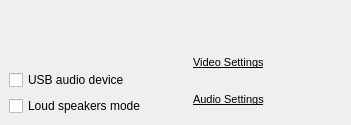
Qt form wengophone/src/presentation/qt/WengoPhoneWindowConfigPanel.ui (tkrotoff/WengoPhone) before a commit.
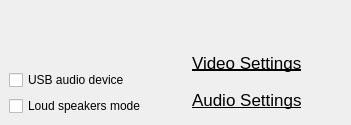
The same form after that commit. Icons and pictures are not drawn. Custom widgets are drawn as their Qt base class.

Commit message: some ui files fixed for MacOS X

Patch:
```diff
--- a/wengophone/src/presentation/qt/WengoPhoneWindowConfigPanel.ui
+++ b/wengophone/src/presentation/qt/WengoPhoneWindowConfigPanel.ui
@@ -159,15 +159,37 @@
      </property>
      <item row="1" column="0" colspan="2" >
       <widget class="QLabel" name="videoSettingsLabel" >
+       <property name="font" >
+        <font>
+         <family>Lucida Grande</family>
+         <pointsize>13</pointsize>
+         <weight>50</weight>
+         <italic>false</italic>
+         <bold>false</bold>
+         <underline>true</underline>
+         <strikeout>false</strikeout>
+        </font>
+       </property>
        <property name="text" >
-        <string>&lt;html>&lt;head>&lt;meta name="qrichtext" content="1" />&lt;/head>&lt;body style=" white-space: pre-wrap; font-family:MS Shell Dlg; font-size:8.25pt; font-weight:400; font-style:normal; text-decoration:none;">&lt;p style=" margin-top:0px; margin-bottom:0px; margin-left:0px; margin-right:0px; -qt-block-indent:0; text-indent:0px;">&lt;span style=" font-size:8pt; text-decoration: underline;">Video Settings&lt;/span>&lt;/p>&lt;/body>&lt;/html></string>
+        <string>Video Settings</string>
        </property>
       </widget>
      </item>
      <item row="2" column="0" colspan="2" >
       <widget class="QLabel" name="audioSettingsLabel" >
+       <property name="font" >
+        <font>
+         <family>Lucida Grande</family>
+         <pointsize>13</pointsize>
+         <weight>50</weight>
+         <italic>false</italic>
+         <bold>false</bold>
+         <underline>true</underline>
+         <strikeout>false</strikeout>
+        </font>
+       </property>
        <property name="text" >
-        <string>&lt;html>&lt;head>&lt;meta name="qrichtext" content="1" />&lt;/head>&lt;body style=" white-space: pre-wrap; font-family:MS Shell Dlg; font-size:8.25pt; font-weight:400; font-style:normal; text-decoration:none;">&lt;p style=" margin-top:0px; margin-bottom:0px; margin-left:0px; margin-right:0px; -qt-block-indent:0; text-indent:0px;">&lt;span style=" font-size:8pt; text-decoration: underline;">Audio Settings&lt;/span>&lt;/p>&lt;/body>&lt;/html></string>
+        <string>Audio Settings</string>
        </property>
       </widget>
      </item>
```
The commit also changes 3 other files.
